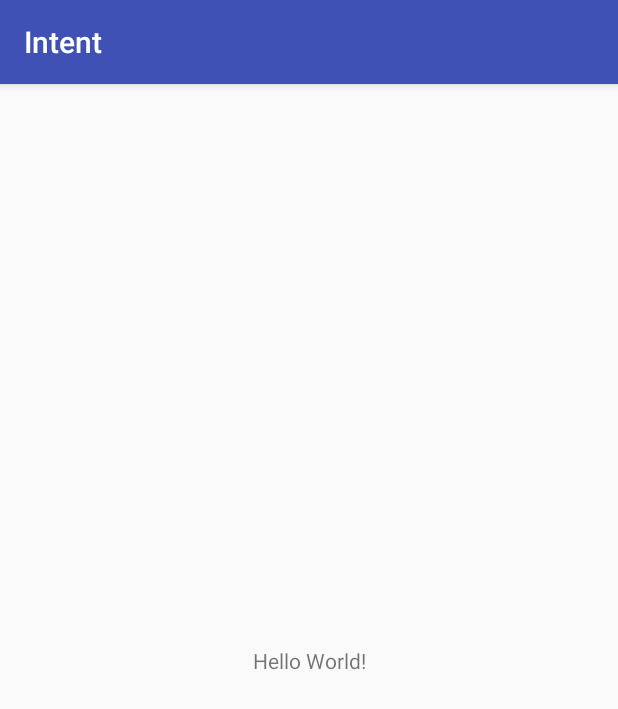
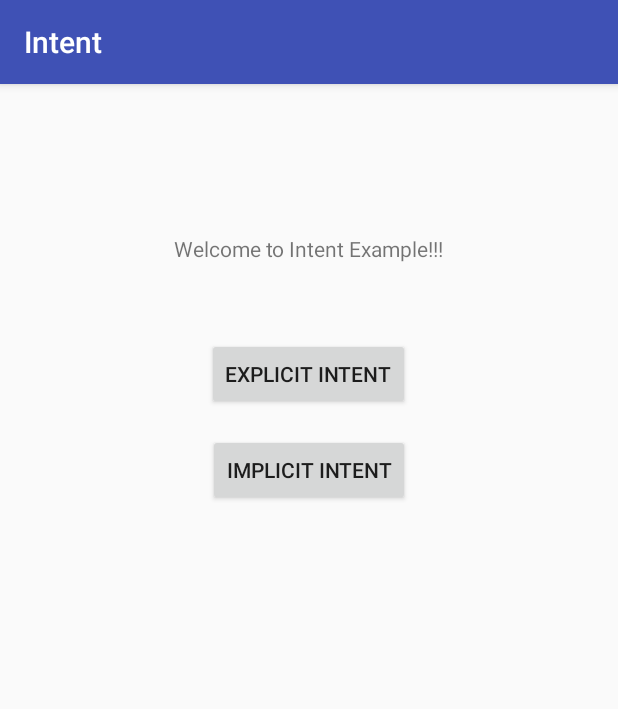
Before and after one commit to ErSurbhiGoyal/android-projects, an Android app: the screen it shows after launch (MainActivity), on a phone screen of 412 x 824 dp. Shown: the top 709 px of the screen. Run offline under Robolectric (Android 15) with nearby library versions, the phone set to English and light mode, and no system bars; our stand-ins replace ButterKnife.

Commit message:
completed intent

```diff
--- a/Intent/app/build.gradle
+++ b/Intent/app/build.gradle
@@ -25,4 +25,6 @@ dependencies {
     testImplementation 'junit:junit:4.12'
     androidTestImplementation 'com.android.support.test:runner:1.0.2'
     androidTestImplementation 'com.android.support.test.espresso:espresso-core:3.0.2'
+    implementation 'com.jakewharton:butterknife:6.1.0'
+    annotationProcessor 'com.jakewharton:butterknife:6.1.0'
 }
--- a/Intent/app/src/main/AndroidManifest.xml
+++ b/Intent/app/src/main/AndroidManifest.xml
@@ -16,6 +16,7 @@
                 <category android:name="android.intent.category.LAUNCHER" />
             </intent-filter>
         </activity>
+        <activity android:name=".SecondActivity"></activity>
     </application>
 
 </manifest>
--- a/Intent/app/src/main/res/layout/activity_main.xml
+++ b/Intent/app/src/main/res/layout/activity_main.xml
@@ -1,5 +1,5 @@
 <?xml version="1.0" encoding="utf-8"?>
-<android.support.constraint.ConstraintLayout xmlns:android="http://schemas.android.com/apk/res/android"
+<RelativeLayout xmlns:android="http://schemas.android.com/apk/res/android"
     xmlns:app="http://schemas.android.com/apk/res-auto"
     xmlns:tools="http://schemas.android.com/tools"
     android:layout_width="match_parent"
@@ -7,12 +7,37 @@
     tools:context=".MainActivity">
 
     <TextView
+        android:id="@+id/txtHeading"
         android:layout_width="wrap_content"
         android:layout_height="wrap_content"
-        android:text="Hello World!"
-        app:layout_constraintBottom_toBottomOf="parent"
-        app:layout_constraintLeft_toLeftOf="parent"
-        app:layout_constraintRight_toRightOf="parent"
-        app:layout_constraintTop_toTopOf="parent" />
+        android:text="Welcome to Intent Example!!!"
+        android:layout_marginTop="100dp"
+        android:layout_centerHorizontal="true"/>
 
-</android.support.constraint.ConstraintLayout>
+    <Button
+        android:id="@+id/btnExplicit"
+        android:layout_width="wrap_content"
+        android:layout_height="wrap_content"
+        android:text="Explicit Intent"
+         android:layout_below="@id/txtHeading"
+        android:layout_marginTop="50dp"
+        android:layout_centerHorizontal="true"/>
+
+    <Button
+        android:id="@+id/btnImplicit"
+        android:layout_width="wrap_content"
+        android:layout_height="wrap_content"
+        android:text="Implicit Intent"
+        android:layout_below="@+id/btnExplicit"
+        android:layout_marginTop="16dp"
+        android:layout_centerHorizontal="true"/>
+
+    <ImageView
+        android:id="@+id/imageView"
+        android:layout_width="match_parent"
+        android:layout_height="match_parent"
+        android:layout_below="@+id/btnImplicit"
+        android:layout_margin="16dp"/>
+
+
+</RelativeLayout>
```
Also changed, not shown: Intent/app/src/main/java/com/suroid/intent/MainActivity.java (+80 -0 lines).
